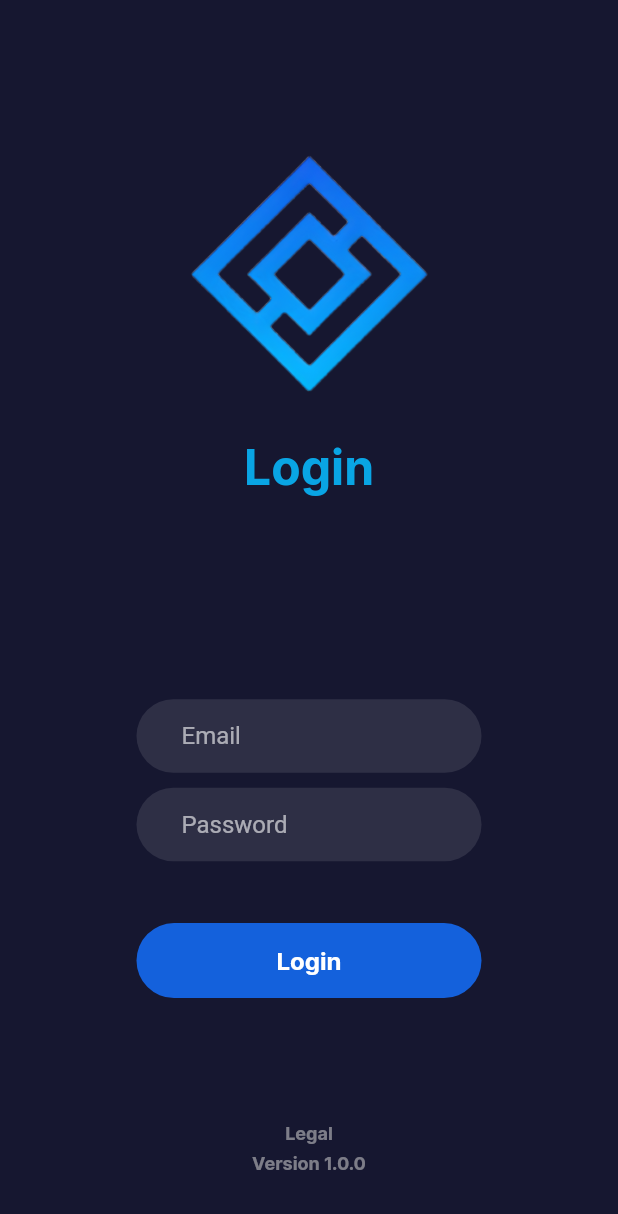
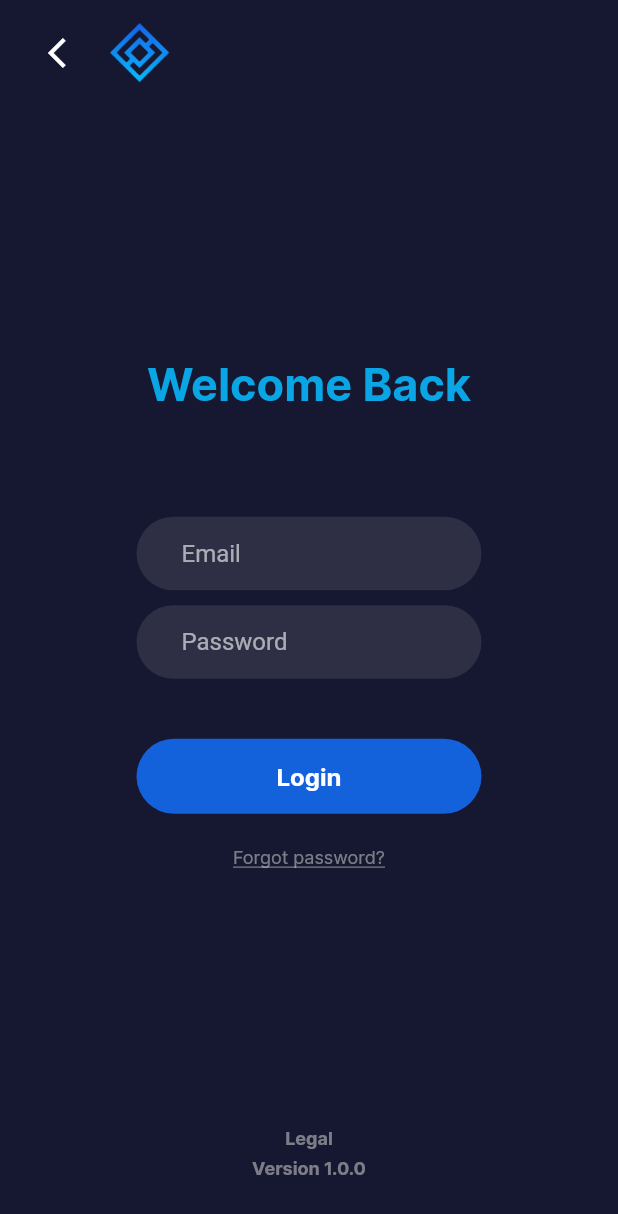
Before and after one commit to DEXOW/the_wallet, a Flutter app: the LoginScreen screen opened directly, on a phone screen of 412 x 824 dp. Shown: the top 1214 px of the screen. Run offline on Flutter 3.47's test engine with Material 2 defaults, Android fonts, the phone set to English and light mode, and no system bars.

Commit message:
Added forget password and responsiveness to various screen sizes

```diff
--- a/lib/screens/login/login-screen.dart
+++ b/lib/screens/login/login-screen.dart
@@ -31,43 +31,61 @@ class _LoginScreenState extends State<LoginScreen> {
 
   @override
   Widget build(BuildContext context) {
-    double screenHeight = MediaQuery.of(context).size.height;
     return Scaffold(
+      resizeToAvoidBottomInset: false,
       body: SafeArea(
-        child: Scaffold(
+        child: LayoutBuilder(
+          builder:(BuildContext context, BoxConstraints constraints){
+            double screenHeight = constraints.maxHeight; // Get the height of the safe area
+            double screenWidth = constraints.maxWidth; // Get the width of the safe area
+            return Scaffold(
               resizeToAvoidBottomInset: false, //Keyboard doesn't resize the screen
-          body: Stack(
-            alignment: AlignmentDirectional.center,
-            children: [
-              Positioned(
-                top: screenHeight * 0.1, // Gap from the top of the screen
+              body: SizedBox( //SizedBox to set the height and width of the Page
+                height: screenHeight,
+                width: screenWidth,
                 child: Column(
                   children: [
-                    const Image(
-                      image: AssetImage('assets/icons/icon.png'),
-                      width: 200,
-                      height: 200,
+                    Container(
+                      height: screenHeight * 0.1,
+                      alignment: Alignment.topLeft,
+                      padding: const EdgeInsets.only(top: 10, left: 20),
+                      child: Row(
+                        children: [
+                          IconButton(
+                            icon: const Icon(Icons.arrow_back_ios),
+                            onPressed: () {
+                              Navigator.pop(context);
+                            },
                           ),
                           Container(
-                      margin: const EdgeInsets.only(top: 10),
-                      child: const Text(
-                        'Login',
-                        style: TextStyle(
-                          fontSize: 32.0,
-                          fontWeight: FontWeight.bold,
-                          fontFamily: 'Inter',
-                          color: Color(0xE608B4F8),
-                        ),
+                            child: const Image(
+                              image: AssetImage('assets/icons/icon.png'),
+                              height: 50,
+                              width: 50,
                             ),
                           ),
                         ],
                       ),
                     ),
-              Positioned(
-                bottom: screenHeight * 0.05, // Gap from the bottom of the screen
+                    Container( //Middle section
+                      height: screenHeight * 0.8,
                       child: Column(
+                        mainAxisAlignment: MainAxisAlignment.center,
                         children: [
                           Container(
+                            margin: const EdgeInsets.only(top: 10),
+                            child: const Text(
+                              'Welcome Back',
+                              style: TextStyle(
+                                fontSize: 30,
+                                fontWeight: FontWeight.bold,
+                                fontFamily: 'Inter',
+                                color: Color(0xE608B4F8)
+                              ),
+                            ),
+                          ),
+                          Container(
+                            margin: const EdgeInsets.only(top: 70),
                             child: SizedBox(
                               width: 230.0,
                               child: TextFormField(
@@ -113,7 +131,7 @@ class _LoginScreenState extends State<LoginScreen> {
                             ),
                           ),
                           Container(
-                      margin: EdgeInsets.only(top: screenHeight * 0.05),
+                            margin: const EdgeInsets.only(top: 40),
                             child: TextButton(
                               onPressed: () {
                                 login(context);
@@ -144,7 +162,43 @@ class _LoginScreenState extends State<LoginScreen> {
                             ),
                           ),
                           Container(
-                      margin: EdgeInsets.only(top: screenHeight * 0.1),
+                            margin: const EdgeInsets.only(top: 5),
+                            child: TextButton(
+                              onPressed: () {
+                                //Forgot password view
+                              },
+                              style: ButtonStyle(
+                                backgroundColor: MaterialStateProperty.all<Color>(
+                                  const Color(0x00000000),
+                                ),
+                                //Remove hover effects
+                                overlayColor: MaterialStateProperty.all<Color>(
+                                  const Color(0x00000000),
+                                ),
+                              ),
+                              child: const Text(
+                                'Forgot password?',
+                                style: TextStyle(
+                                  fontSize: 12.0,
+                                  fontWeight: FontWeight.normal,
+                                  fontFamily: 'Inter',
+                                  color: Color(0x8FCDCDCD),
+                                  decoration: TextDecoration.underline
+                                ),
+                              ),
+                            ),
+                          ),
+                        ],
+                      ),
+                    ),
+                    Container( //Bottom Section
+                      height: screenHeight * 0.1,
+                      width: screenWidth,
+                      child: Column(
+                        mainAxisAlignment: MainAxisAlignment.start,
+                        children: [
+                          Container(
+                            margin: const EdgeInsets.only(top: 10),
                             child: const Text(
                               'Legal',
                               style: TextStyle(
@@ -171,7 +225,10 @@ class _LoginScreenState extends State<LoginScreen> {
                       ),
                     )
                   ],
+                ),
               )
+            );
+          }
         ),
       ),
     );
```
Lines whose indentation alone changed are shown as unchanged.
